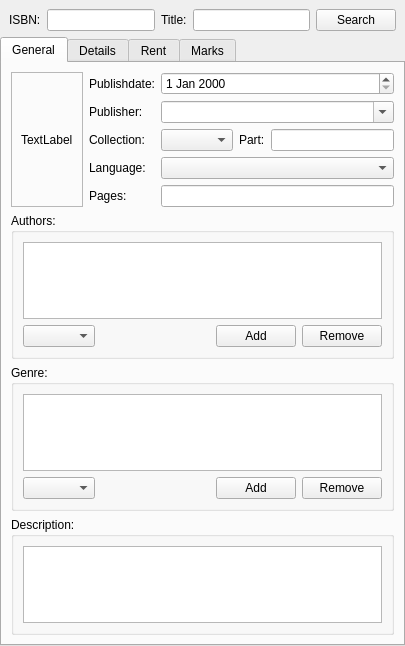
vatriani/mybookdb, file src/ui/bookdescription.ui: the form before one commit.
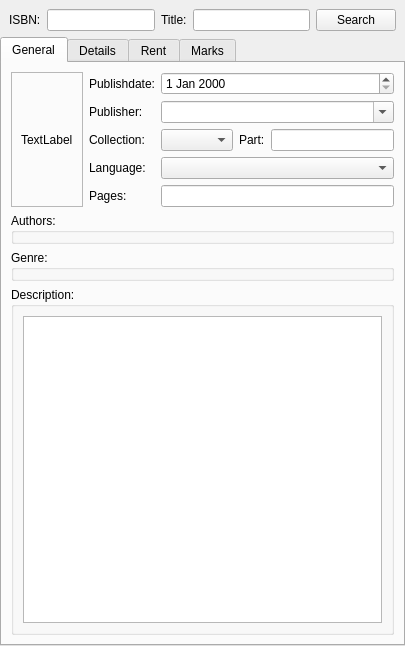
The form after the commit. The open tabs and pages were chosen to show the change. Custom widgets are drawn as their Qt base class.

Commit message: adding collapseable groupwidget

```diff
--- a/src/ui/bookdescription.ui
+++ b/src/ui/bookdescription.ui
@@ -212,116 +212,17 @@
         </layout>
        </item>
        <item>
-        <widget class="QGroupBox" name="groupBox">
+        <widget class="groupBoxCollapse" name="groupBoxAuthors">
          <property name="title">
           <string>Authors:</string>
          </property>
-         <property name="flat">
-          <bool>false</bool>
-         </property>
-         <property name="checkable">
-          <bool>false</bool>
-         </property>
-         <property name="checked">
-          <bool>false</bool>
-         </property>
-         <layout class="QVBoxLayout" name="verticalLayout_2">
-          <property name="leftMargin">
-           <number>9</number>
-          </property>
-          <item>
-           <widget class="QListView" name="listViewAuthors"/>
-          </item>
-          <item>
-           <layout class="QHBoxLayout" name="horizontalLayout_4">
-            <item>
-             <widget class="QComboBox" name="comboBoxAuthors"/>
-            </item>
-            <item>
-             <spacer name="horizontalSpacer">
-              <property name="orientation">
-               <enum>Qt::Horizontal</enum>
-              </property>
-              <property name="sizeHint" stdset="0">
-               <size>
-                <width>40</width>
-                <height>20</height>
-               </size>
-              </property>
-             </spacer>
-            </item>
-            <item>
-             <widget class="QPushButton" name="pushButtonAuthorsAdd">
-              <property name="text">
-               <string>Add</string>
-              </property>
-             </widget>
-            </item>
-            <item>
-             <widget class="QPushButton" name="pushButtonAuthorsRemove">
-              <property name="text">
-               <string>Remove</string>
-              </property>
-             </widget>
-            </item>
-           </layout>
-          </item>
-         </layout>
         </widget>
        </item>
        <item>
-        <widget class="QGroupBox" name="groupBox_2">
+        <widget class="groupBoxCollapse" name="groupBoxGenre">
          <property name="title">
           <string>Genre:</string>
          </property>
-         <property name="flat">
-          <bool>false</bool>
-         </property>
-         <property name="checkable">
-          <bool>false</bool>
-         </property>
-         <property name="checked">
-          <bool>false</bool>
-         </property>
-         <layout class="QVBoxLayout" name="verticalLayout_3">
-          <item>
-           <widget class="QListView" name="listViewGenre"/>
-          </item>
-          <item>
-           <layout class="QHBoxLayout" name="horizontalLayout_5">
-            <item>
-             <widget class="QComboBox" name="comboBoxGenre"/>
-            </item>
-            <item>
-             <spacer name="horizontalSpacer_2">
-              <property name="orientation">
-               <enum>Qt::Horizontal</enum>
-              </property>
-              <property name="sizeHint" stdset="0">
-               <size>
-                <width>40</width>
-                <height>20</height>
-               </size>
-              </property>
-             </spacer>
-            </item>
-            <item>
-             <widget class="QPushButton" name="pushButtonGenreAdd">
-              <property name="text">
-               <string>Add</string>
-              </property>
-             </widget>
-            </item>
-            <item>
-             <widget class="QPushButton" name="pushButtonGenreRemove">
-              <property name="text">
-               <string>Remove</string>
-              </property>
-             </widget>
-            </item>
-           </layout>
-          </item>
-         </layout>
         </widget>
        </item>
        <item>
@@ -529,6 +430,14 @@
    </item>
   </layout>
  </widget>
+ <customwidgets>
+  <customwidget>
+   <class>groupBoxCollapse</class>
+   <extends>QGroupBox</extends>
+   <header>ui/groupboxcollapse.h</header>
+   <container>1</container>
+  </customwidget>
+ </customwidgets>
  <resources/>
  <connections/>
 </ui>
```
Left out of the diff: 2 changed lines with no effect on the pictures. The commit also changes 1 other file.
